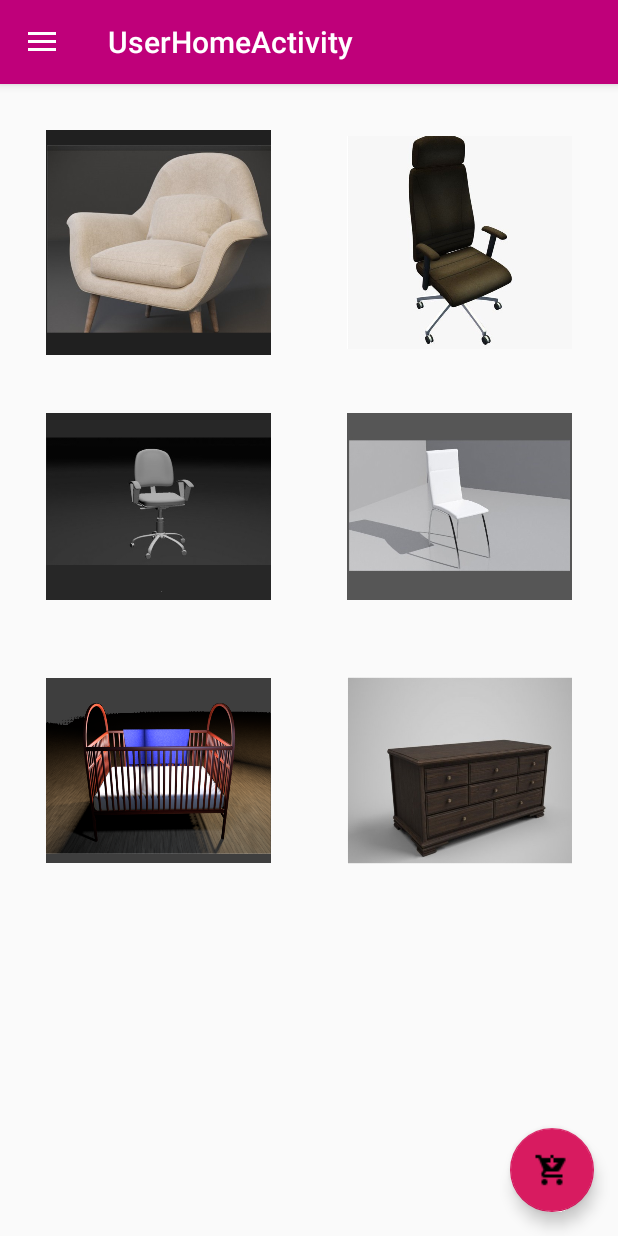
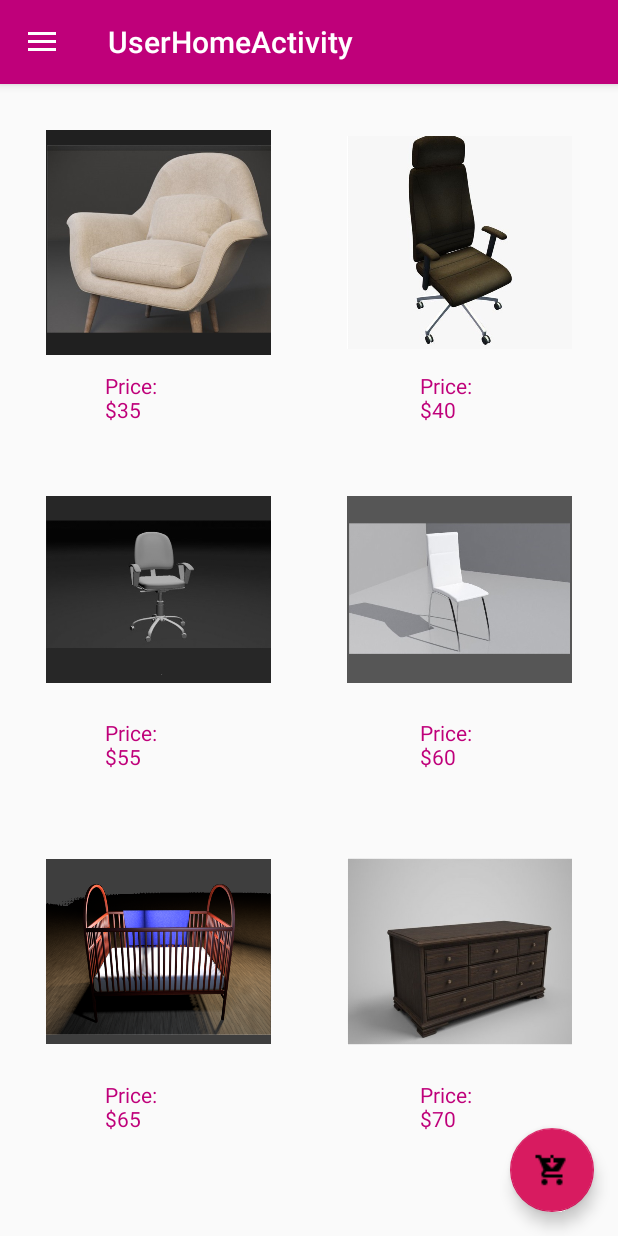
Before and after one commit to NavyaN/eCommerce, an Android app: the UserHomeActivity screen opened directly, with no data from a screen before it, on a phone screen of 412 x 824 dp. Run offline under Robolectric (Android 15) with nearby library versions, the phone set to English and light mode, and no system bars; our stand-ins replace CircleImageView.

Commit message:
final version

```diff
--- a/app/src/main/res/layout/activity_login.xml
+++ b/app/src/main/res/layout/activity_login.xml
@@ -78,7 +78,7 @@
         android:layout_below="@+id/login_password_input"
         android:layout_alignParentBottom="true"
         android:layout_alignParentStart="true"
-        android:layout_marginBottom="170dp"
+        android:layout_marginBottom="240dp"
         android:layout_marginLeft="15dp"
         android:layout_marginRight="15dp"
         android:layout_marginTop="20dp"
--- a/app/src/main/res/layout/content_user_home.xml
+++ b/app/src/main/res/layout/content_user_home.xml
@@ -8,9 +8,6 @@
     tools:context=".UserHomeActivity"
     tools:showIn="@layout/app_bar_user_home">
 
- <!--   <android.support.v7.widget.RecyclerView
-        android:layout_width="wrap_content"
-        android:layout_height="wrap_content"></android.support.v7.widget.RecyclerView> -->
     <LinearLayout
         android:orientation="horizontal"
         android:layout_width="match_parent"
@@ -47,8 +44,37 @@
         android:orientation="horizontal"
         android:layout_width="match_parent"
         android:layout_height="wrap_content"
+        android:layout_marginTop="5dp"
         android:layout_below="@+id/linear1"
-        android:layout_marginTop="15dp"
+        android:id="@+id/linear-cost1"
+        >
+
+        <TextView
+            android:id="@+id/text1"
+            android:text="Price: $35"
+            android:layout_width="60dp"
+            android:layout_height="60dp"
+            android:layout_marginRight="50dp"
+            android:layout_marginLeft="70dp"
+            android:textColor="@color/colorPrimaryDark"/>
+
+        <TextView
+            android:id="@+id/txt2"
+            android:text="Price: $40"
+            android:layout_width="60dp"
+            android:layout_height="60dp"
+            android:layout_marginRight="50dp"
+            android:layout_marginLeft="100dp"
+            android:textColor="@color/colorPrimaryDark"
+            />
+
+    </LinearLayout>
+    <LinearLayout
+        android:orientation="horizontal"
+        android:layout_width="match_parent"
+        android:layout_height="wrap_content"
+        android:layout_below="@+id/linear-cost1"
+        android:layout_marginTop="5dp"
         android:gravity="center"
         android:id="@+id/linear2"
         >
@@ -78,7 +104,37 @@
         android:orientation="horizontal"
         android:layout_width="match_parent"
         android:layout_height="wrap_content"
+        android:layout_marginTop="5dp"
         android:layout_below="@+id/linear2"
+        android:id="@+id/linear-cost2"
+        >
+
+        <TextView
+            android:id="@+id/text3"
+            android:text="Price: $55"
+            android:layout_width="60dp"
+            android:layout_height="60dp"
+            android:layout_marginRight="50dp"
+            android:layout_marginLeft="70dp"
+            android:textColor="@color/colorPrimaryDark"/>
+
+        <TextView
+            android:id="@+id/txt4"
+            android:text="Price: $60"
+            android:layout_width="60dp"
+            android:layout_height="60dp"
+            android:layout_marginRight="50dp"
+            android:layout_marginLeft="100dp"
+            android:textColor="@color/colorPrimaryDark"
+            />
+
+    </LinearLayout>
+    <LinearLayout
+        android:orientation="horizontal"
+        android:layout_width="match_parent"
+        android:layout_height="wrap_content"
+        android:layout_below="@+id/linear-cost2"
+        android:id="@+id/linear3"
         android:layout_marginTop="15dp"
         android:gravity="center"
         >
@@ -104,5 +160,34 @@
             />
 
     </LinearLayout>
+    <LinearLayout
+        android:orientation="horizontal"
+        android:layout_width="match_parent"
+        android:layout_height="wrap_content"
+        android:layout_marginTop="5dp"
+        android:layout_below="@+id/linear3"
+        android:id="@+id/linear-cost3"
+        >
+
+        <TextView
+            android:id="@+id/text5"
+            android:text="Price: $65"
+            android:layout_width="60dp"
+            android:layout_height="60dp"
+            android:layout_marginRight="50dp"
+            android:layout_marginLeft="70dp"
+            android:textColor="@color/colorPrimaryDark"/>
+
+        <TextView
+            android:id="@+id/txt6"
+            android:text="Price: $70"
+            android:layout_width="60dp"
+            android:layout_height="60dp"
+            android:layout_marginRight="50dp"
+            android:layout_marginLeft="100dp"
+            android:textColor="@color/colorPrimaryDark"
+            />
+
+    </LinearLayout>
 
 </RelativeLayout>
```
